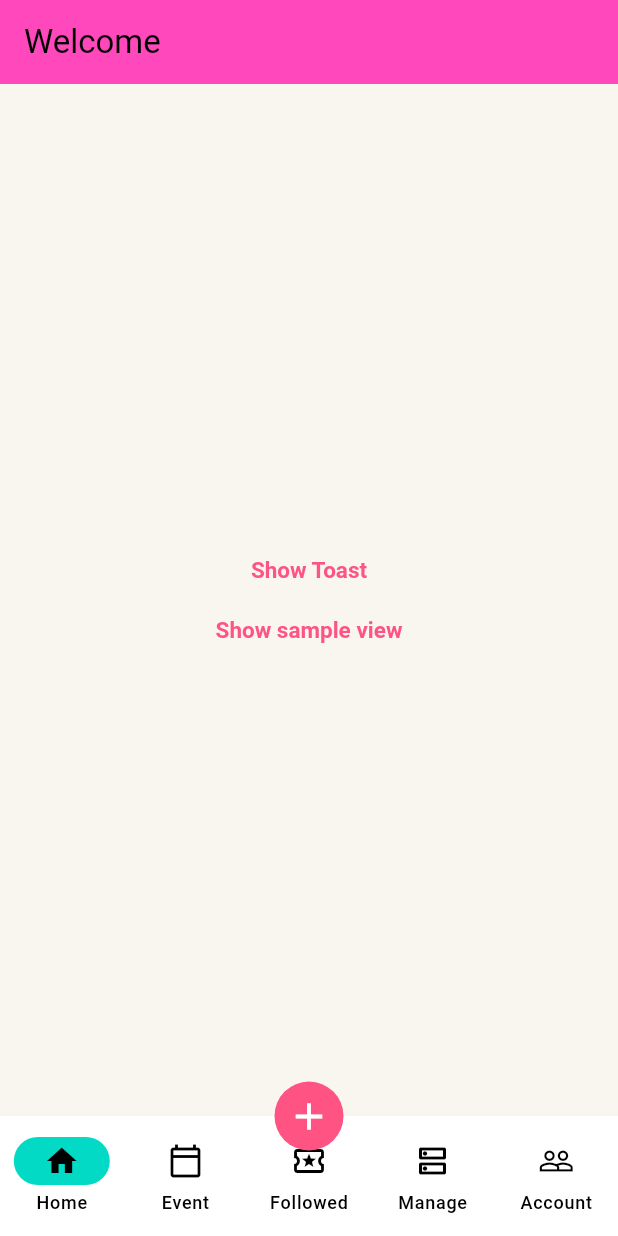
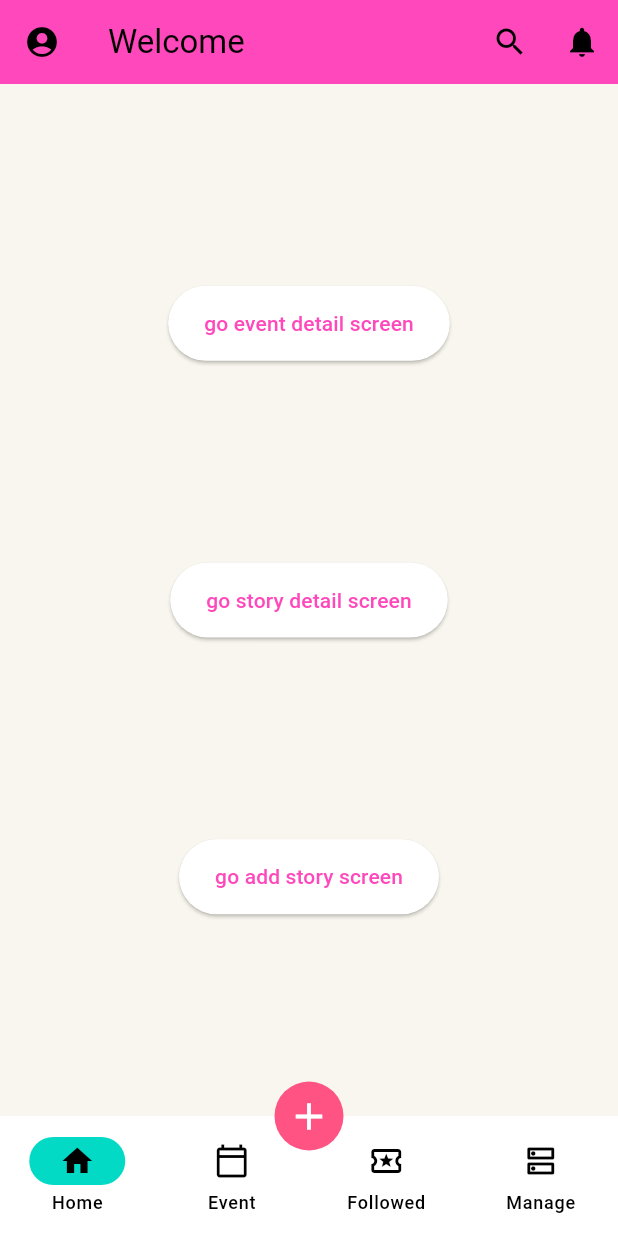
Before and after one commit to luke-nguyen-goldenowl/join_me, a Flutter app: the HomeView screen opened by its route, on a phone screen of 412 x 824 dp. Run offline on Flutter 3.47's test engine with Material 3 defaults, Android fonts, the phone set to English and light mode, and no system bars; our stand-ins replace bot_toast, cached_network_image, cloud_firestore, connectivity_plus, device_info_plus, dio and 24 more; missing offline and left inert: version; accounts and stored records are empty; generated files the repository leaves out were written again; project files that could hold a hidden picture were left out.

Commit message:
update routes

```diff
--- a/lib/src/features/dashboard/logic/navigation_bar_item.dart
+++ b/lib/src/features/dashboard/logic/navigation_bar_item.dart
@@ -26,12 +26,12 @@ enum XNavigationBarItems {
     icon: Icons.dns_outlined,
     selectedIcon: Icons.dns_rounded,
   ),
-  account(
-    label: 'Account',
-    route: AppRouteNames.account,
-    icon: Icons.people_outline,
-    selectedIcon: Icons.people,
-  ),
+  // account(
+  //   label: 'Account',
+  //   route: AppRouteNames.account,
+  //   icon: Icons.people_outline,
+  //   selectedIcon: Icons.people,
+  // ),
   ;
 
   const XNavigationBarItems({
--- a/lib/src/features/event/view/event_view.dart
+++ b/lib/src/features/event/view/event_view.dart
@@ -1,14 +1,24 @@
 import 'package:flutter/material.dart';
+import 'package:myapp/src/router/coordinator.dart';
 
 class EventHomeView extends StatelessWidget {
   const EventHomeView({super.key});
 
   @override
   Widget build(BuildContext context) {
-    return const Scaffold(
+    return Scaffold(
+      appBar: AppBar(
+        title: const Text("Event screen"),
+      ),
       body: Center(
-        child: Text(
-          "Event View",
+        child: Column(
+          children: [
+            ElevatedButton(
+                onPressed: () {
+                  AppCoordinator.showEventDetails(id: '1');
+                },
+                child: const Text("go detail event"))
+          ],
         ),
       ),
     );
--- a/lib/src/features/followed/view/followed_view.dart
+++ b/lib/src/features/followed/view/followed_view.dart
@@ -1,4 +1,5 @@
 import 'package:flutter/material.dart';
+import 'package:myapp/src/router/coordinator.dart';
 
 class FollowedHomeView extends StatelessWidget {
   const FollowedHomeView({super.key});
@@ -7,6 +8,17 @@ class FollowedHomeView extends StatelessWidget {
   Widget build(BuildContext context) {
     return Scaffold(
       appBar: AppBar(title: const Text("Followed view")),
+      body: Column(
+        children: [
+          Text("List event upcoming"),
+          Text("List event past"),
+          ElevatedButton(
+              onPressed: () {
+                AppCoordinator.showEventDetails(id: '1');
+              },
+              child: const Text("go detail event"))
+        ],
+      ),
     );
   }
 }
--- a/lib/src/features/story/add_story/view/add_story_view.dart
+++ b/lib/src/features/home/story/view/add_story_view.dart
@@ -5,6 +5,12 @@ class AddStoryView extends StatelessWidget {
 
   @override
   Widget build(BuildContext context) {
-    return const Placeholder();
+    return const Scaffold(
+      body: Center(
+        child: Text(
+          "add story View",
+        ),
+      ),
+    );
   }
 }
--- a/lib/src/features/home/view/home_view.dart
+++ b/lib/src/features/home/view/home_view.dart
@@ -1,8 +1,6 @@
 import 'package:flutter/material.dart';
 import 'package:myapp/src/_dev/widget/dev_wrap_button.dart';
-import 'package:myapp/src/dialogs/toast_wrapper.dart';
 import 'package:myapp/src/router/coordinator.dart';
-import 'package:myapp/widgets/button/text_button.dart';
 
 class HomeView extends StatelessWidget {
   const HomeView({super.key});
@@ -11,23 +9,53 @@ class HomeView extends StatelessWidget {
   Widget build(BuildContext context) {
     return Scaffold(
       appBar: AppBar(
-        title: const DevWrapButton(child: Text('Welcome')),
+        title: const DevWrapButton(
+          child: Text('Welcome'),
+        ),
+        leading: IconButton(
+          icon: const Icon(Icons.account_circle),
+          onPressed: (() {
+            AppCoordinator.showAccountScreen();
+          }),
+        ),
+        actions: [
+          IconButton(
+            icon: const Icon(Icons.search),
+            onPressed: (() {
+              AppCoordinator.showSearchScreen();
+            }),
+          ),
+          IconButton(
+            icon: const Icon(Icons.notifications),
+            onPressed: (() {
+              AppCoordinator.showNotifyScreen();
+            }),
+          ),
+        ],
       ),
       body: Center(
         child: Column(
-          mainAxisSize: MainAxisSize.min,
-          mainAxisAlignment: MainAxisAlignment.center,
+          mainAxisSize: MainAxisSize.max,
+          mainAxisAlignment: MainAxisAlignment.spaceEvenly,
           children: <Widget>[
-            XTextButton(
-              title: 'Show Toast',
+            ElevatedButton(
               onPressed: () {
-                XToast.show('Clicked');
+                AppCoordinator.showEventDetails(id: '1');
               },
+              child: const Text("go event detail screen"),
             ),
-            const XTextButton(
-              title: 'Show sample view',
-              onPressed: AppCoordinator.showSampleScreen,
+            ElevatedButton(
+              onPressed: () {
+                AppCoordinator.showStoryScreen(id: '1');
+              },
+              child: const Text("go story detail screen"),
             ),
+            ElevatedButton(
+              onPressed: () {
+                AppCoordinator.showAddStoryScreen();
+              },
+              child: const Text("go add story screen"),
+            )
           ],
         ),
       ),
--- a/lib/src/features/manage_event/view/manage_event_view.dart
+++ b/lib/src/features/manage_event/view/manage_event_view.dart
@@ -1,10 +1,27 @@
 import 'package:flutter/material.dart';
+import 'package:myapp/src/router/coordinator.dart';
 
 class ManageEventView extends StatelessWidget {
   const ManageEventView({super.key});
 
   @override
   Widget build(BuildContext context) {
-    return const Placeholder();
+    return Scaffold(
+      appBar: AppBar(
+        title: const Text("Manage Event view"),
+      ),
+      body: Center(
+        child: Column(
+          children: [
+            Text("List my event"),
+            ElevatedButton(
+                onPressed: () {
+                  AppCoordinator.showManageEventDetails(id: '1');
+                },
+                child: const Text("go manage event detail"))
+          ],
+        ),
+      ),
+    );
   }
 }
--- a/lib/src/features/notification/view/notification_view.dart
+++ b/lib/src/features/notification/view/notification_view.dart
@@ -5,6 +5,10 @@ class NotificationView extends StatelessWidget {
 
   @override
   Widget build(BuildContext context) {
-    return const Placeholder();
+    return Scaffold(
+      appBar: AppBar(
+        title: const Text("notify view"),
+      ),
+    );
   }
 }
--- a/lib/src/router/coordinator.dart
+++ b/lib/src/router/coordinator.dart
@@ -27,7 +27,7 @@ class AppCoordinator {
 
   static void showHomeScreen() => context.goNamed(AppRouteNames.home.name);
   static void showAccountScreen() =>
-      context.goNamed(AppRouteNames.account.name);
+      context.pushNamed(AppRouteNames.account.name);
   static void showEventScreen() => context.goNamed(AppRouteNames.event.name);
   static void showFollowedScreen() =>
       context.goNamed(AppRouteNames.followed.name);
--- a/lib/src/router/router.dart
+++ b/lib/src/router/router.dart
@@ -1,7 +1,7 @@
 import 'package:bot_toast/bot_toast.dart';
 import 'package:flutter/foundation.dart';
 import 'package:go_router/go_router.dart';
-// import 'package:myapp/src/_dev/dev_screen.dart';
+import 'package:myapp/src/_dev/dev_screen.dart';
 import 'package:myapp/src/features/add_event/view/add_event_view.dart';
 import 'package:myapp/src/features/dashboard/logic/navigation_bar_item.dart';
 import 'package:myapp/src/features/account/profile/view/profile_view.dart';
@@ -23,8 +23,9 @@ import 'package:myapp/src/features/notification/view/notification_view.dart';
 import 'package:myapp/src/features/profile_other_user/view/profile_other_user_view.dart';
 import 'package:myapp/src/features/sample/view/sample_detail_view.dart';
 import 'package:myapp/src/features/sample/view/sample_list_view.dart';
-import 'package:myapp/src/features/story/add_story/view/add_story_view.dart';
-import 'package:myapp/src/features/story/view/story_view.dart';
+import 'package:myapp/src/features/search/view/search_view.dart';
+import 'package:myapp/src/features/home/story/view/add_story_view.dart';
+import 'package:myapp/src/features/home/story/view/story_view.dart';
 import '../features/common/view/not_found_view.dart';
 // import '../features/photo_view/photo_view_page.dart';
 import 'coordinator.dart';
@@ -90,6 +91,7 @@ class AppRouter {
                   )
                 ],
               ),
+
               // _detailEventRoute,
               GoRoute(
                 parentNavigatorKey: AppCoordinator.navigatorKey,
@@ -103,23 +105,9 @@ class AppRouter {
               ),
               GoRoute(
                 parentNavigatorKey: AppCoordinator.navigatorKey,
-                path: AppRouteNames.addStory.buildSubPathParam,
+                path: AppRouteNames.addStory.subPath,
                 name: AppRouteNames.addStory.name,
                 builder: (_, __) => const AddStoryView(),
-              )
-            ],
-          ),
-          GoRoute(
-            path: AppRouteNames.account.path,
-            name: AppRouteNames.account.name,
-            pageBuilder: (context, state) => const NoTransitionPage(
-              child: AccountHomeView(),
-            ),
-            routes: <RouteBase>[
-              GoRoute(
-                path: AppRouteNames.profile.subPath,
-                name: AppRouteNames.profile.name,
-                builder: (_, __) => const ProfileView(),
               )
             ],
           ),
@@ -157,6 +145,7 @@ class AppRouter {
             ),
             routes: <RouteBase>[
               GoRoute(
+                parentNavigatorKey: AppCoordinator.navigatorKey,
                 path: AppRouteNames.manageEventDetail.buildSubPathParam,
                 name: AppRouteNames.manageEventDetail.name,
                 builder: (_, state) {
@@ -168,6 +157,7 @@ class AppRouter {
                 },
               ),
               GoRoute(
+                parentNavigatorKey: AppCoordinator.navigatorKey,
                 path: AppRouteNames.editEvent.buildSubPathParam,
                 name: AppRouteNames.editEvent.name,
                 builder: (_, state) {
@@ -180,13 +170,29 @@ class AppRouter {
               ),
             ],
           ),
-          // GoRoute(
-          //   path: AppRouteNames.dev.path,
-          //   name: AppRouteNames.dev.name,
-          //   builder: (_, __) => const DevScreen(),
-          // ),
+          GoRoute(
+            path: AppRouteNames.dev.path,
+            name: AppRouteNames.dev.name,
+            builder: (_, __) => const DevScreen(),
+          ),
         ],
       ),
+
+      GoRoute(
+        parentNavigatorKey: AppCoordinator.navigatorKey,
+        path: AppRouteNames.account.path,
+        name: AppRouteNames.account.name,
+        builder: (_, __) => const AccountHomeView(),
+        routes: <RouteBase>[
+          GoRoute(
+            parentNavigatorKey: AppCoordinator.navigatorKey,
+            path: AppRouteNames.profile.subPath,
+            name: AppRouteNames.profile.name,
+            builder: (_, __) => const ProfileView(),
+          )
+        ],
+      ),
+
       GoRoute(
         parentNavigatorKey: AppCoordinator.navigatorKey,
         path: AppRouteNames.addEvent.path,
@@ -203,7 +209,7 @@ class AppRouter {
         parentNavigatorKey: AppCoordinator.navigatorKey,
         path: AppRouteNames.search.path,
         name: AppRouteNames.search.name,
-        builder: (_, __) => const NotificationView(),
+        builder: (_, __) => const SearchView(),
       ),
       GoRoute(
         parentNavigatorKey: AppCoordinator.navigatorKey,
--- a/lib/src/theme/colors.dart
+++ b/lib/src/theme/colors.dart
@@ -1,5 +1,3 @@
-import 'dart:convert';
-
 import 'package:flutter/material.dart';
 
 class AppColors {
```
Also changed, not shown: lib/src/features/detail_event/view/detail_event_view.dart (+17 -1 lines), lib/src/features/home/story/view/story_view.dart (renamed from lib/src/features/story/view/story_view.dart, +7 -1 lines), lib/src/features/manage_event/edit_event/view/edit_event_view.dart (+10 -1 lines), lib/src/features/manage_event/manage_event_detail/view/manage_event_detail_view.dart (+17 -1 lines), lib/src/features/profile_other_user/view/profile_other_user_view.dart (+10 -1 lines), lib/src/features/search/view/search_view.dart (+22 -1 lines).
